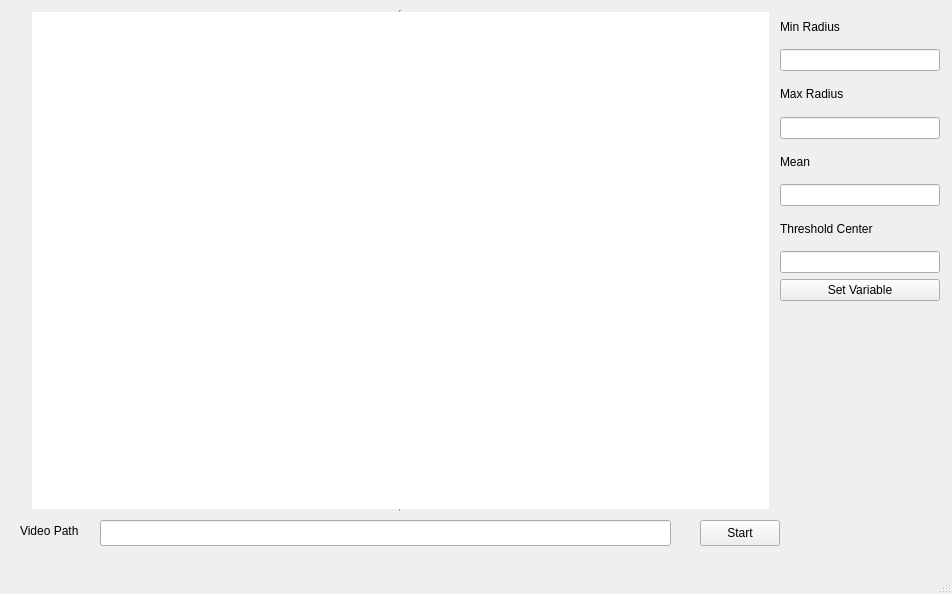
The window that penghitungTutupBotol/mainwindow.ui (ekharisma/Penghitung-Tutup-Botol) describes before a commit, drawn with Qt 5.
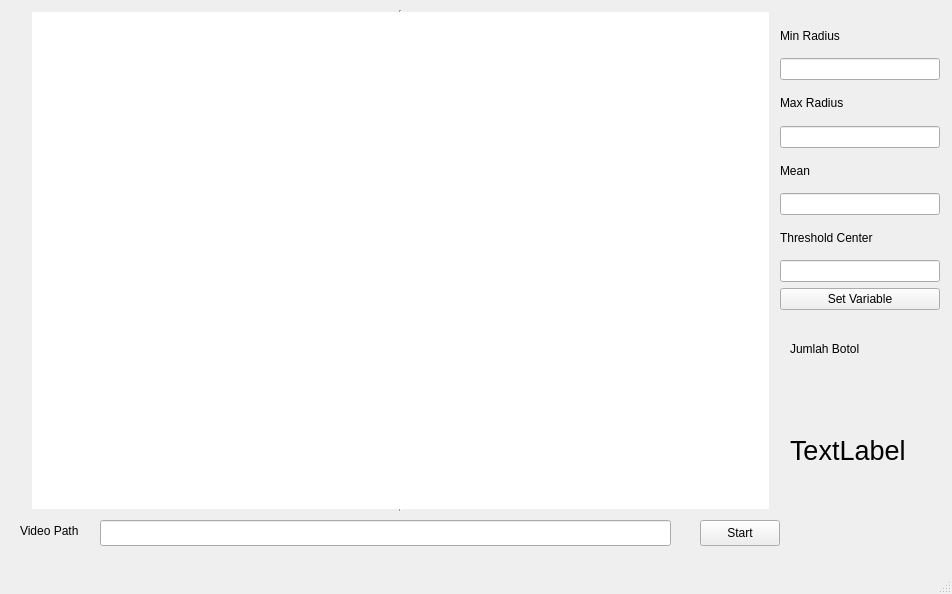
The same window after the commit.

What changed in the file:
```diff
--- a/penghitungTutupBotol/mainwindow.ui
+++ b/penghitungTutupBotol/mainwindow.ui
@@ -67,14 +67,14 @@
     <property name="geometry">
      <rect>
       <x>780</x>
-      <y>10</y>
+      <y>19</y>
       <width>160</width>
       <height>291</height>
      </rect>
     </property>
     <layout class="QVBoxLayout" name="verticalLayout_2">
      <item>
-      <widget class="QLabel" name="label_2">
+      <widget class="QLabel" name="label_4">
        <property name="text">
         <string>Min Radius</string>
        </property>
@@ -94,7 +94,7 @@
       <widget class="QLineEdit" name="maxRadEdit"/>
      </item>
      <item>
-      <widget class="QLabel" name="label_4">
+      <widget class="QLabel" name="label_2">
        <property name="text">
         <string>Mean</string>
        </property>
@@ -122,6 +122,48 @@
      </item>
     </layout>
    </widget>
+   <widget class="QWidget" name="formLayoutWidget">
+    <property name="geometry">
+     <rect>
+      <x>190</x>
+      <y>100</y>
+      <width>160</width>
+      <height>80</height>
+     </rect>
+    </property>
+    <layout class="QFormLayout" name="formLayout"/>
+   </widget>
+   <widget class="QLabel" name="label_6">
+    <property name="geometry">
+     <rect>
+      <x>790</x>
+      <y>340</y>
+      <width>101</width>
+      <height>18</height>
+     </rect>
+    </property>
+    <property name="text">
+     <string>Jumlah Botol</string>
+    </property>
+   </widget>
+   <widget class="QLabel" name="label_7">
+    <property name="geometry">
+     <rect>
+      <x>790</x>
+      <y>380</y>
+      <width>131</width>
+      <height>141</height>
+     </rect>
+    </property>
+    <property name="font">
+     <font>
+      <pointsize>20</pointsize>
+     </font>
+    </property>
+    <property name="text">
+     <string>TextLabel</string>
+    </property>
+   </widget>
   </widget>
   <widget class="QMenuBar" name="menubar">
    <property name="geometry">
```
Left out of the diff: 6 changed lines with no effect on the pictures.
